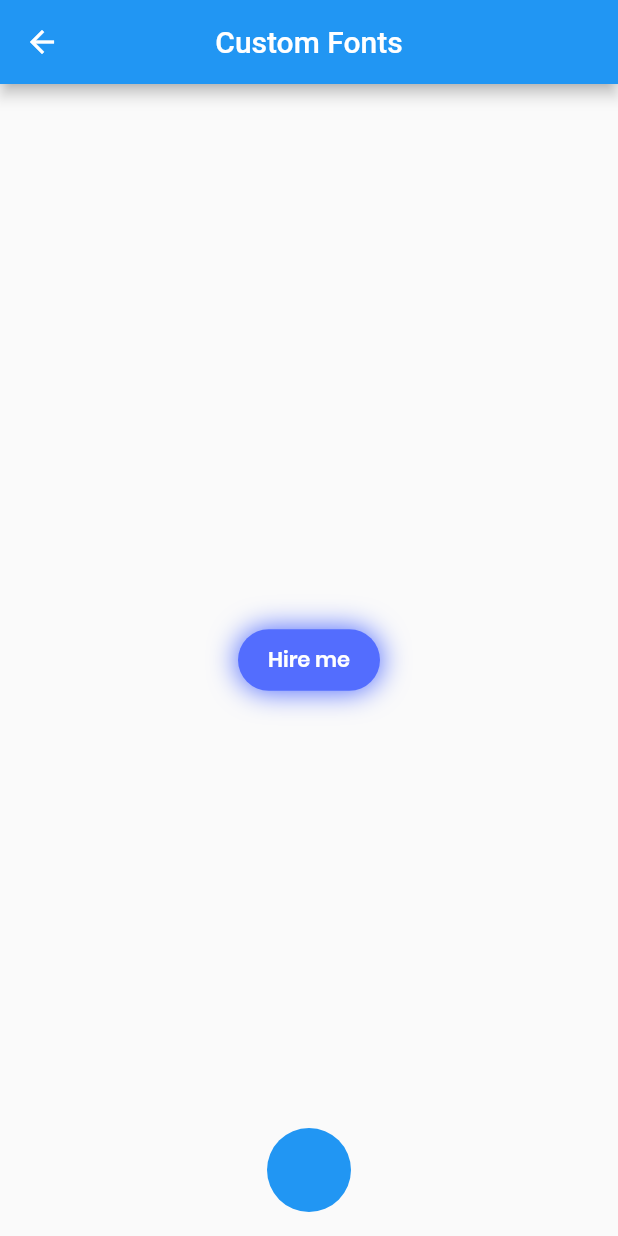
After one commit to arthur-eudeline/flutter-cookbooks, a Flutter app: the AppFont screen opened by its route, on a phone screen of 412 x 824 dp. The commit adds this screen. Run offline on Flutter 3.47's test engine with Material 2 defaults, Android fonts, the phone set to English and light mode, and no system bars.

Commit message:
02 Design > 06 Using Custom Fonts

```diff
--- /dev/null
+++ b/lib/cookbooks/02_design/06_using_custom_fonts/main.dart
@@ -0,0 +1,83 @@
+import 'package:flutter/material.dart';
+
+class AppFont extends StatefulWidget {
+  _AppFontState createState() => new _AppFontState();
+}
+
+class _AppFontState extends State<AppFont> {
+  // Todo screen title
+  String _screenTitle = "Custom Fonts";
+
+  // Todo Button Icon
+  IconData _buttonIcon;
+
+  Widget buildTutorial() {
+    return Column(
+      mainAxisAlignment: MainAxisAlignment.center,
+      children: <Widget>[
+        Theme(
+          data: ThemeData(
+            buttonTheme: ButtonThemeData(
+              buttonColor: Colors.indigoAccent,
+              shape: RoundedRectangleBorder(
+                  borderRadius: BorderRadius.all(Radius.circular(100))),
+              padding: EdgeInsets.symmetric(vertical: 10, horizontal: 20),
+            ),
+          ),
+          child: Container(
+            decoration: BoxDecoration(
+              borderRadius: BorderRadius.all(Radius.circular(100)),
+              color: Colors.indigoAccent,
+              boxShadow: [
+                BoxShadow(
+                  spreadRadius: 1,
+                  color: Colors.indigoAccent,
+                  blurRadius: 15,
+                )
+              ],
+            ),
+            child: InkWell(
+              onTap: () {},
+              borderRadius: BorderRadius.all(Radius.circular(5)),
+
+              child: Padding(
+                padding: EdgeInsets.symmetric(vertical: 10, horizontal: 20),
+                child: Text(
+                  'Hire me',
+                  style: TextStyle(
+                    color: Colors.white,
+                    fontFamily: 'Poppins',
+                    fontWeight: FontWeight.w600,
+                  ),
+                ),
+              ),
+            ),
+          ),
+        ),
+      ],
+    );
+  }
+
+  void buttonAction() {
+    // Todo button action
+  }
+
+  @override
+  Widget build(BuildContext context) {
+    return Scaffold(
+      appBar: AppBar(
+        title: Text(_screenTitle),
+        centerTitle: true,
+      ),
+      body: Center(child: buildTutorial()),
+      floatingActionButtonLocation: FloatingActionButtonLocation.centerFloat,
+      floatingActionButton: FloatingActionButton(
+        elevation: 0,
+        child: Icon(this._buttonIcon),
+        onPressed: () {
+          this.buttonAction();
+        },
+      ),
+    );
+  }
+}
--- a/lib/main.dart
+++ b/lib/main.dart
@@ -9,6 +9,7 @@ import 'package:cookbooks_training/cookbooks/02_design/01_add_a_drawer_to_a_scre
 import 'package:cookbooks_training/cookbooks/02_design/02_displaying_snackbars/main.dart';
 import 'package:cookbooks_training/cookbooks/02_design/04_updating_the_ui_based_on_orientation/main.dart';
 import 'package:cookbooks_training/cookbooks/02_design/05_using_themes/main.dart';
+import 'package:cookbooks_training/cookbooks/02_design/06_using_custom_fonts/main.dart';
 
 
 // Navigation
@@ -38,6 +39,7 @@ class MyApp extends StatelessWidget {
         "/02_design/02_displaying_snackbars/main" : (context) => AppSnackBar(),
         "/02_design/04_updating_the_ui_based_on_orientation/main" : (context) => AppOrientationUI(),
         "/02_design/05_using_themes/main" : (context) => AppTheme(),
+        "/02_design/05_using_custom_fonts/main" : (context) => AppFont(),
 
         "/07_navigation/03_navigate_with_named_routes/firstScreen": (context) =>
             FirstScreen(),
@@ -129,6 +131,11 @@ class MyHomePage extends StatelessWidget {
                 bookRoute: "/02_design/05_using_themes/main",
                 context: context
               ),
+              buildRowItem(
+                bookName: "06 Using Custom Fonts",
+                bookRoute: "/02_design/05_using_custom_fonts/main",
+                context: context
+              ),
             ],
           ),
 
```
Also changed, not shown: pubspec.yaml (+7 -30 lines), fonts/Poppins-Medium.ttf (added), fonts/Poppins-Regular.ttf (added), fonts/Poppins-SemiBold.ttf (added).
